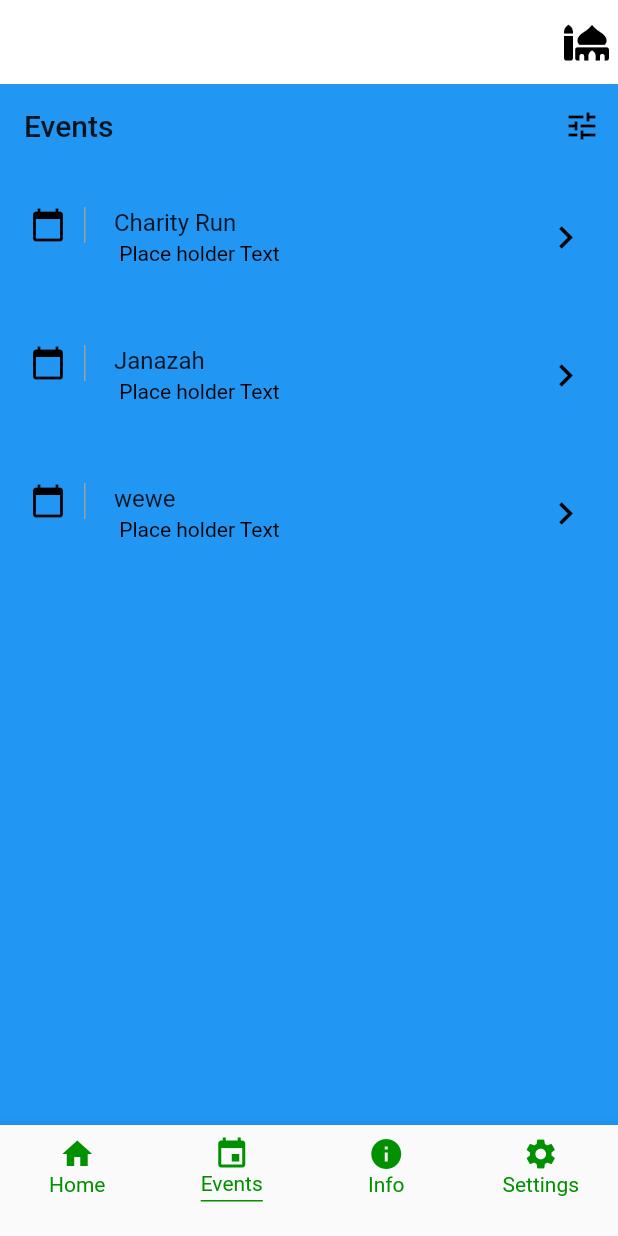
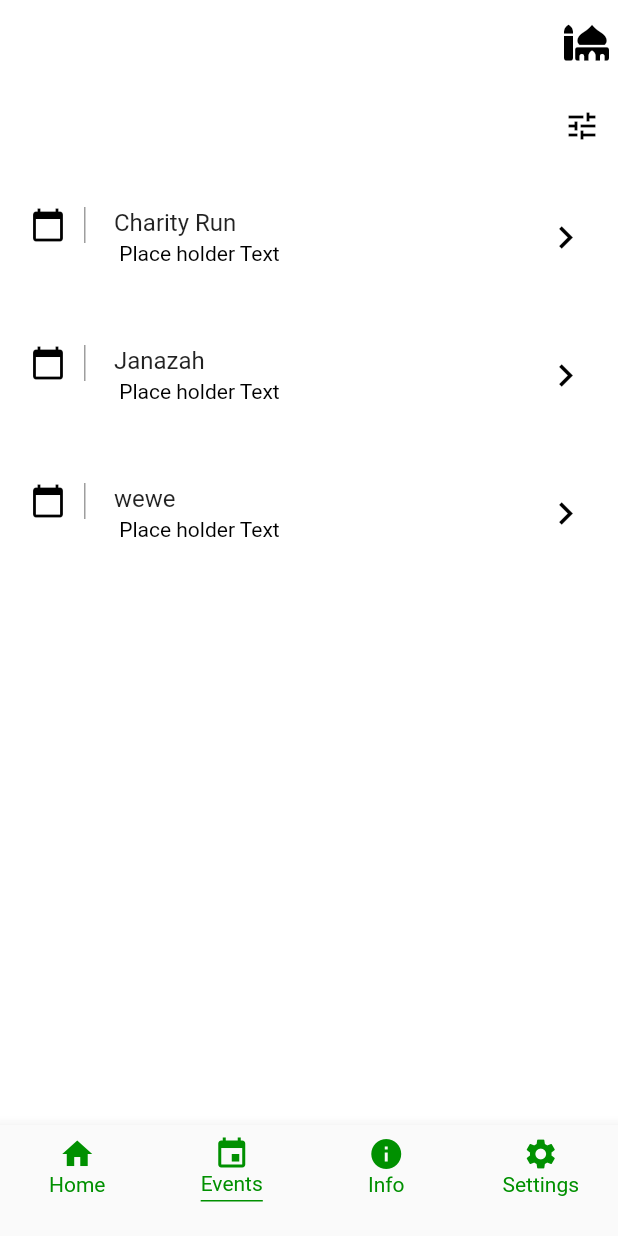
Before and after one commit to MostafaHirsi/Eqamah, a Flutter app: the screen it shows after launch, item 2 of the bottom bar chosen, on a phone screen of 412 x 824 dp. Run offline on Flutter 3.47's test engine with Material 2 defaults, Android fonts, the phone set to English and light mode, and no system bars; our stand-ins replace font_awesome_flutter.

Commit message:
modified events

```diff
--- a/lib/pages/event.dart
+++ b/lib/pages/event.dart
@@ -19,7 +19,7 @@ class _EventPageState extends State<EventPage> {
       appBar: AppBar(
         elevation: 0.0,
         backgroundColor: Colors.transparent,
-        title: Text("Events"),
+
         actions: <Widget>[
            new IconButton(
              icon: new Icon(Icons.tune),
@@ -28,7 +28,7 @@ class _EventPageState extends State<EventPage> {
          ],
 
       ),
-      backgroundColor: Colors.blue,
+      backgroundColor: Colors.white,
       body:ListView.builder(itemBuilder: buildEventItem, itemCount: eventItems.length,)
     );
   }
```
